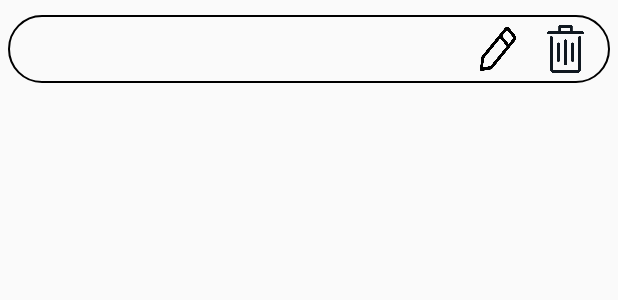
After one commit to yanaskyrda/pomodoro-worker, an Android app: the layout session_option_button.xml on its own in the app's theme, with its tools: preview values and no code run, on a phone screen of 412 x 824 dp. The commit adds this screen. Shown: the top 300 px of the screen. Run offline under Robolectric (Android 15) with nearby library versions, the phone set to English and light mode, and no system bars.

Commit message:
added session settings

```diff
--- /dev/null
+++ b/app/src/main/res/layout/session_option_button.xml
@@ -0,0 +1,49 @@
+<?xml version="1.0" encoding="utf-8"?>
+<androidx.constraintlayout.widget.ConstraintLayout xmlns:android="http://schemas.android.com/apk/res/android"
+    android:layout_width="match_parent"
+    android:layout_height="45dp"
+    android:orientation="vertical"
+    android:layout_marginVertical="10dp"
+    xmlns:app="http://schemas.android.com/apk/res-auto">
+
+    <Button
+        android:id="@+id/session_option_button"
+        android:layout_width="match_parent"
+        android:layout_height="45dp"
+        app:layout_constraintRight_toRightOf="parent"
+        app:layout_constraintLeft_toLeftOf="parent"
+        app:layout_constraintTop_toTopOf="parent"
+        android:layout_marginHorizontal="5dp"
+        android:textColor="@color/Black"
+        android:background="@drawable/drawable_main_button_shape" />
+
+    <ImageButton
+        android:id="@+id/edit_session_button"
+        android:layout_width="40dp"
+        android:layout_height="45dp"
+        android:paddingHorizontal="8dp"
+        android:paddingVertical="8dp"
+        android:scaleType="fitXY"
+        app:layout_constraintRight_toLeftOf="@id/delete_session_button"
+        app:layout_constraintTop_toTopOf="parent"
+        android:background="@android:color/transparent"
+        android:elevation="2dp"
+        android:contentDescription="Edit session"
+        android:src="@drawable/edit_pencil" />
+
+    <ImageButton
+        android:id="@+id/delete_session_button"
+        android:layout_width="50dp"
+        android:layout_height="45dp"
+        android:paddingHorizontal="10dp"
+        android:paddingVertical="5dp"
+        android:layout_marginHorizontal="10dp"
+        android:scaleType="fitXY"
+        app:layout_constraintRight_toRightOf="parent"
+        app:layout_constraintTop_toTopOf="parent"
+        android:background="@android:color/transparent"
+        android:elevation="2dp"
+        android:contentDescription="Delete session"
+        android:src="@drawable/delete_icon" />
+
+</androidx.constraintlayout.widget.ConstraintLayout>
```
Also changed, not shown: app/src/main/java/com/diploma/MainTabFragment.java (+42 -13 lines), app/src/main/java/com/diploma/timer/SessionOptionsAdapter.java (added, +84 -0 lines), app/src/main/java/com/diploma/timer/SessionSetting.java (added, +49 -0 lines), app/src/main/java/com/diploma/timer/SessionsSettingsService.java (added, +60 -0 lines), app/src/main/java/com/diploma/timer/TimerService.java (+4 -4 lines), app/src/main/res/layout/fragment_main_tab.xml (+19 -27 lines), app/src/main/res/layout/session_setting_popup.xml (added, +33 -0 lines), app/src/main/res/drawable/delete_icon.png (added), app/src/main/res/drawable/edit_pencil.png (added).
